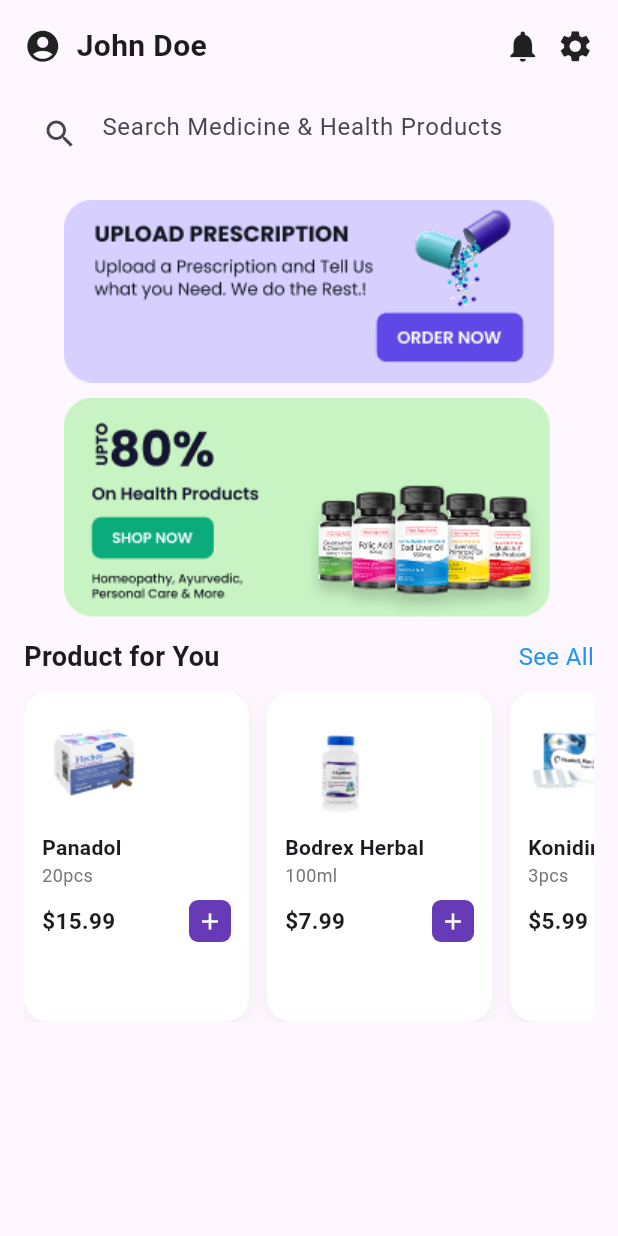
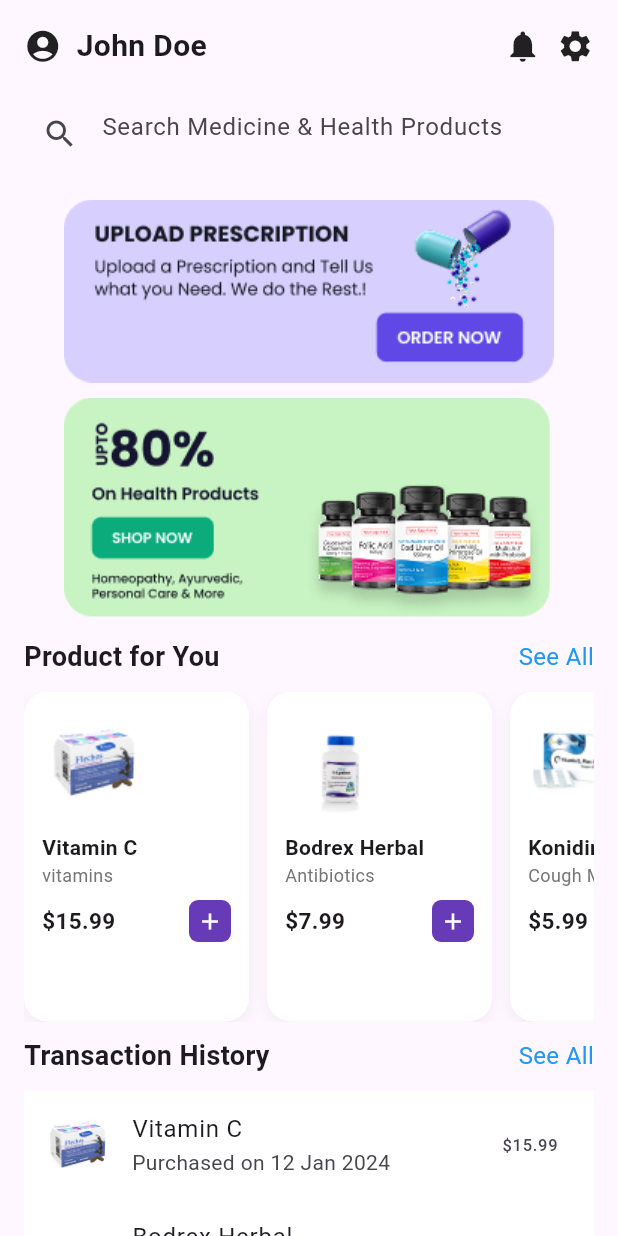
Before and after one commit to Faiznurullah/utspam_d_if5b_0010, a Flutter app: the HomePage screen opened directly, on a phone screen of 412 x 824 dp. Run offline on Flutter 3.47's test engine with Material 3 defaults, Android fonts, the phone set to English and light mode, and no system bars; drawn by our look-alikes of carousel_slider.

```diff
--- a/lib/presentation/home_page.dart
+++ b/lib/presentation/home_page.dart
@@ -1,5 +1,6 @@
 import 'package:flutter/material.dart';
 import 'package:carousel_slider/carousel_slider.dart';
+import 'profile_page.dart';
 
 class HomePage extends StatefulWidget {
   const HomePage({super.key});
@@ -12,7 +13,8 @@ class _HomePageState extends State<HomePage> {
   @override
   Widget build(BuildContext context) {
     return Scaffold(
-      body: SafeArea(
+      body: SingleChildScrollView(
+        child: SafeArea(
           child: Padding(
             padding: const EdgeInsets.all(16.0),
             child: Column(
@@ -22,7 +24,14 @@ class _HomePageState extends State<HomePage> {
                   children: [
                     Row(
                       children: [
-                      Icon(Icons.account_circle, size: 25),
+                        GestureDetector(child: Icon(Icons.account_circle, size: 25,),
+                          onTap: () {
+                            Navigator.push(
+                              context,
+                              MaterialPageRoute(builder: (context) =>  ProfilePage()),
+                            );
+                          },
+                        ),
                         SizedBox(width: 10),
                         Text(
                           'John Doe',
@@ -100,27 +109,74 @@ class _HomePageState extends State<HomePage> {
                     scrollDirection: Axis.horizontal,
                     children: [
                       productCard(
-                      name: "Panadol",
-                      desc: "20pcs",
+                        name: "Vitamin C",
+                        type: "vitamins",
                         price: "\$15.99",
                         image: "assets/images/medicine1.png",
                       ),
                       productCard(
                         name: "Bodrex Herbal",
-                      desc: "100ml",
+                        type: "Antibiotics",
                         price: "\$7.99",
                         image: "assets/images/medicine2.png",
                       ),
                       productCard(
                         name: "Konidin",
-                      desc: "3pcs",
+                        type: "Cough Medicine",
                         price: "\$5.99",
                         image: "assets/images/medicine3.png",
                       ),
                     ],
                   ),
                 ),
+
+              SizedBox(height: 10),
+
+              Row(
+                mainAxisAlignment: MainAxisAlignment.spaceBetween,
+                children: [
+                  Text(
+                    'Transaction History',
+                    style: TextStyle(fontSize: 18, fontWeight: FontWeight.bold),
+                  ),
+                  Text(
+                    'See All',
+                    style: TextStyle(fontSize: 16, color: Colors.blue),
+                  ),
                 ],
+              ),
+
+              SizedBox(height: 10),
+
+              Column(
+                children: [
+                  ListTile(
+                    tileColor: Colors.white,
+                    leading: Image.asset('assets/images/medicine1.png', height: 40),
+                    title: Text('Vitamin C'),
+                    subtitle: Text('Purchased on 12 Jan 2024'),
+                    trailing: Text('\$15.99'),
+                  ),
+                  ListTile(
+                    tileColor: Colors.white,
+                    leading: Image.asset('assets/images/medicine2.png', height: 40),
+                    title: Text('Bodrex Herbal'),
+                    subtitle: Text('Purchased on 10 Jan 2024'),
+                    trailing: Text('\$7.99'),
+                  ),
+                  ListTile(
+                    tileColor: Colors.white,
+                    leading: Image.asset('assets/images/medicine3.png', height: 40),
+                    title: Text('Konidin'),
+                    subtitle: Text('Purchased on 08 Jan 2024'),
+                    trailing: Text('\$5.99'),
+                  ),
+                ],
+              ),
+
+
+              ],
+            ),
           ),
         ),
       ),
@@ -130,7 +186,7 @@ class _HomePageState extends State<HomePage> {
 
 Widget productCard({
   required String name,
-  required String desc,
+  required String type,
   required String price,
   required String image,
 }) {
@@ -158,7 +214,7 @@ Widget productCard({
 
         Text(name, style: const TextStyle(fontWeight: FontWeight.bold)),
 
-        Text(desc, style: TextStyle(color: Colors.grey.shade600, fontSize: 12)),
+        Text(type, style: TextStyle(color: Colors.grey.shade600, fontSize: 12)),
 
         const SizedBox(height: 8),
 
```
Also changed, not shown: lib/presentation/profile_page.dart (added, +147 -0 lines), assets/images/box_icon.png (added), assets/images/profile_bg.png (added). Lines whose indentation alone changed are shown as unchanged.
